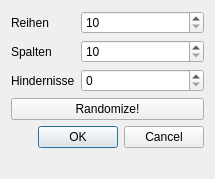
The window that gui/mapsizedialog.ui (tobireuen/rogue) describes before a commit, drawn with Qt 5.
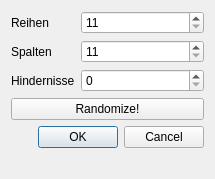
The same window after the commit.

The edit to the form file:
```diff
--- a/gui/mapsizedialog.ui
+++ b/gui/mapsizedialog.ui
@@ -24,7 +24,7 @@
    <item row="0" column="1">
     <widget class="QSpinBox" name="spinBoxRow">
      <property name="minimum">
-      <number>10</number>
+      <number>11</number>
      </property>
      <property name="maximum">
       <number>100</number>
@@ -54,7 +54,7 @@
    <item row="1" column="1">
     <widget class="QSpinBox" name="spinBoxColumn">
      <property name="minimum">
-      <number>10</number>
+      <number>11</number>
      </property>
      <property name="maximum">
       <number>100</number>
```
